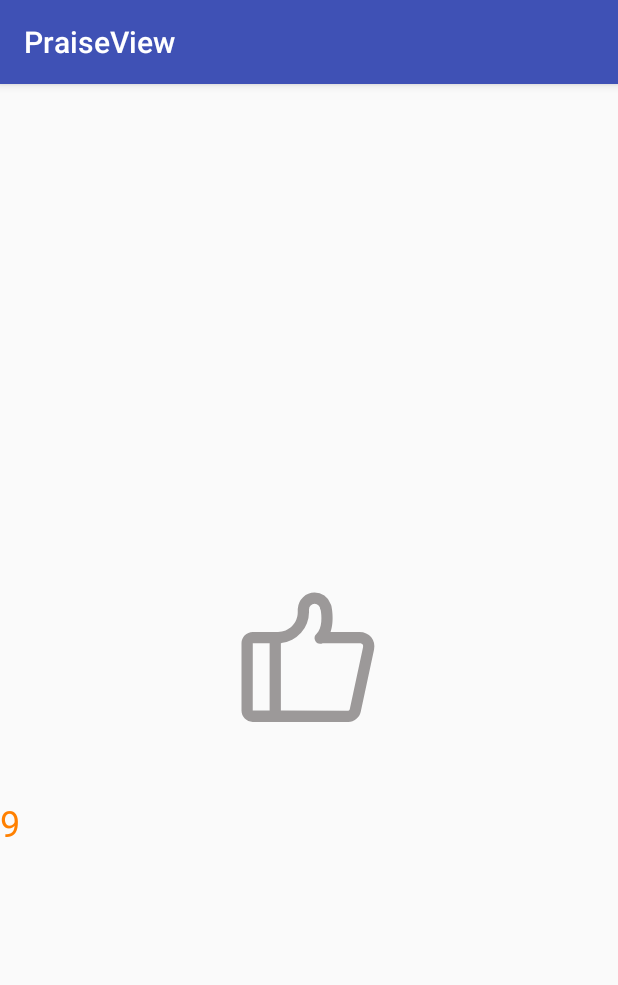
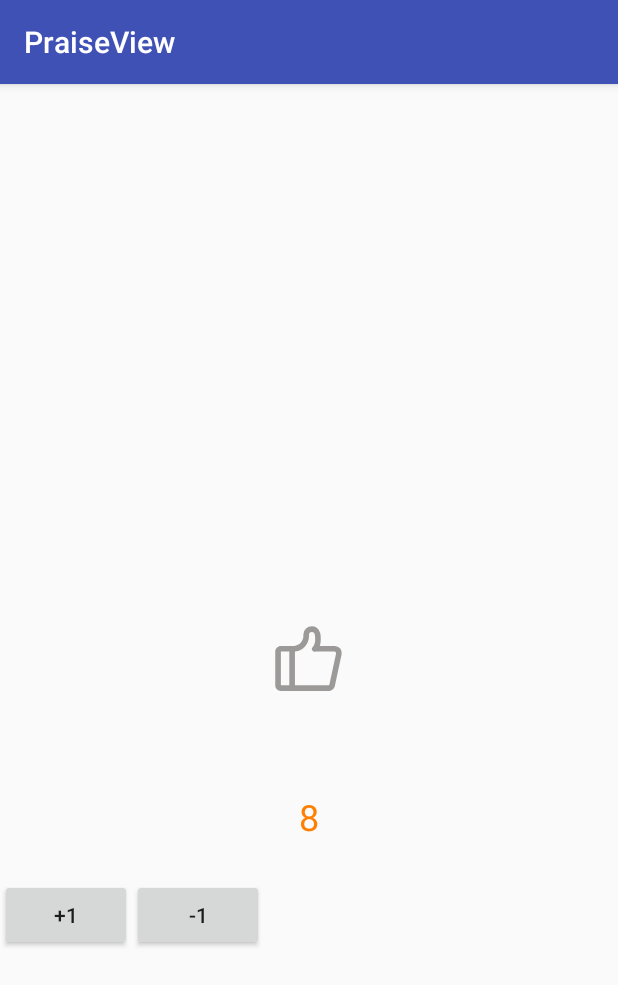
Before and after one commit to maohuiApp/PraiseView, an Android app: the screen it shows after launch (MainActivity), on a phone screen of 412 x 824 dp. Shown: the top 985 px of the screen. Run offline under Robolectric (Android 15) with nearby library versions, the phone set to English and light mode, and no system bars.

Commit message:
* 修正praise的线段的strokeWidth;   初步实现record

```diff
--- a/app/src/main/java/com/moly/hooyee/praiseview/MainActivity.java
+++ b/app/src/main/java/com/moly/hooyee/praiseview/MainActivity.java
@@ -5,9 +5,11 @@ import android.os.Bundle;
 import android.view.View;
 
 import com.moly.hooyee.praise.PraiseView;
+import com.moly.hooyee.praise.RecordView;
 
 public class MainActivity extends AppCompatActivity {
     private PraiseView mPraiseView;
+    private RecordView mRecordView;
 
     @Override
     protected void onCreate(Bundle savedInstanceState) {
@@ -15,6 +17,28 @@ public class MainActivity extends AppCompatActivity {
         setContentView(R.layout.activity_main);
 
         mPraiseView = (PraiseView) findViewById(R.id.pv_praise);
+
+        mRecordView = (RecordView) findViewById(R.id.rv_record);
+        mRecordView.setOnClickListener(new View.OnClickListener() {
+            @Override
+            public void onClick(View v) {
+                mRecordView.addOne();
+            }
+        });
+
+        findViewById(R.id.bt_add).setOnClickListener(new View.OnClickListener() {
+            @Override
+            public void onClick(View v) {
+                mRecordView.addOne();
+            }
+        });
+
+        findViewById(R.id.bt_reduce).setOnClickListener(new View.OnClickListener() {
+            @Override
+            public void onClick(View v) {
+                mRecordView.reduceOne();
+            }
+        });
 //        mPraiseView.setOnClickListener(new View.OnClickListener() {
 //            @Override
 //            public void onClick(View v) {
--- a/app/src/main/res/layout/activity_main.xml
+++ b/app/src/main/res/layout/activity_main.xml
@@ -11,11 +11,32 @@
         android:id="@+id/pv_praise"
         android:clickable="true"
         android:focusable="true"
-        android:layout_width="200dp"
-        android:layout_height="200dp" />
+        android:layout_width="100dp"
+        android:layout_height="100dp" />
 
     <com.moly.hooyee.praise.RecordView
+        android:id="@+id/rv_record"
+        android:clickable="true"
+        android:focusable="true"
+        android:layout_centerHorizontal="true"
         android:layout_below="@id/pv_praise"
         android:layout_width="wrap_content"
         android:layout_height="wrap_content" />
+
+    <LinearLayout
+        android:layout_below="@id/rv_record"
+        android:layout_width="wrap_content"
+        android:layout_height="wrap_content">
+        <Button
+            android:id="@+id/bt_add"
+            android:text="+1"
+            android:layout_width="wrap_content"
+            android:layout_height="wrap_content" />
+
+        <Button
+            android:id="@+id/bt_reduce"
+            android:text="-1"
+            android:layout_width="wrap_content"
+            android:layout_height="wrap_content" />
+    </LinearLayout>
 </RelativeLayout>
--- a/praise/src/main/java/com/moly/hooyee/praise/PraiseView.java
+++ b/praise/src/main/java/com/moly/hooyee/praise/PraiseView.java
@@ -130,7 +130,7 @@ public class PraiseView extends View {
                 break;
             // wrap_content
             case MeasureSpec.AT_MOST:
-                heightMeasureSpec = mDrawable.getIntrinsicHeight() + mDrawable.getIntrinsicHeight() / 4;
+                heightMeasureSpec = mDrawable.getIntrinsicHeight();
                 break;
             // 具体值或者match_parent
             case MeasureSpec.EXACTLY:
@@ -197,7 +197,7 @@ public class PraiseView extends View {
         if (drawLines == 1) {
             // 划线
             float flag = mPaint.getStrokeWidth();
-            float strokeWidth = Util.dip2px(getContext(), 10);
+            float strokeWidth = Util.dip2px(getContext(), Util.px2dip(getContext(), mDrawable.getBounds().width()/8));
             mPaint.setStrokeWidth(strokeWidth);
             for (int i = 0; i < mPointList.size(); i += 2) {
                 canvas.drawLines(new float[]{
--- a/praise/src/main/java/com/moly/hooyee/praise/RecordView.java
+++ b/praise/src/main/java/com/moly/hooyee/praise/RecordView.java
@@ -1,20 +1,34 @@
 package com.moly.hooyee.praise;
 
+import android.animation.ObjectAnimator;
 import android.content.Context;
 import android.graphics.Canvas;
 import android.graphics.Color;
 import android.graphics.Paint;
 import android.graphics.Rect;
+import android.os.Build;
 import android.support.annotation.Nullable;
+import android.support.annotation.RequiresApi;
 import android.util.AttributeSet;
 import android.view.View;
+import android.view.ViewTreeObserver;
 
 /**
  * Created by Hooyee on 2017/10/18.
  */
 
 public class RecordView extends View {
-    private String mNum = "9";
+    private static final byte REDUCE = -1;
+    private static final byte NONE = 0;
+    private static final byte ADD = 1;
+
+    private byte mStatus = NONE;
+
+    private int mTextHeight;
+    private int mCurrentNum;
+    private String mCurrentString = "8";
+    private String mNextString = "9";
+    private String mLastString = "7";
     private Paint mPaint;
 
     public RecordView(Context context) {
@@ -29,6 +43,15 @@ public class RecordView extends View {
         super(context, attrs, defStyleAttr);
 
         initPaint();
+
+        getViewTreeObserver().addOnGlobalLayoutListener(new ViewTreeObserver.OnGlobalLayoutListener() {
+            @RequiresApi(api = Build.VERSION_CODES.JELLY_BEAN)
+            @Override
+            public void onGlobalLayout() {
+                pointY = 2 * mTextHeight;
+                getViewTreeObserver().removeOnGlobalLayoutListener(this);
+            }
+        });
     }
 
     private void initPaint() {
@@ -53,7 +76,7 @@ public class RecordView extends View {
                 break;
             case MeasureSpec.AT_MOST:
 //                Rect rect = new Rect();
-                int width = (int) mPaint.measureText(mNum, 0, mNum.length());
+                int width = (int) mPaint.measureText(mCurrentString, 0, mCurrentString.length());
                 widthMeasureSpec = width;
                 break;
             case MeasureSpec.EXACTLY:
@@ -67,8 +90,9 @@ public class RecordView extends View {
                 break;
             case MeasureSpec.AT_MOST:
                 Rect rect = new Rect();
-                mPaint.getTextBounds(mNum, 0, mNum.length(), rect);
-                heightMeasureSpec = rect.height();
+                mPaint.getTextBounds(mCurrentString, 0, mCurrentString.length(), rect);
+                mTextHeight = (int) (rect.height() + mPaint.getFontSpacing() / 2);
+                heightMeasureSpec = (mTextHeight * 3);
                 break;
             case MeasureSpec.EXACTLY:
                 heightMeasureSpec = heightSpecSize;
@@ -77,9 +101,44 @@ public class RecordView extends View {
         setMeasuredDimension(widthMeasureSpec, heightMeasureSpec);
     }
 
+    public void addOne() {
+        mCurrentNum++;
+        mStatus = ADD;
+
+        ObjectAnimator animator = ObjectAnimator.ofFloat(this, "pointY", 2 * mTextHeight, mTextHeight);
+        animator.start();
+    }
+
+    public void reduceOne() {
+        mCurrentNum--;
+        mStatus = REDUCE;
+
+        ObjectAnimator animator = ObjectAnimator.ofFloat(this, "pointY", mTextHeight, 2 * mTextHeight);
+        animator.start();
+    }
+
+    private float pointY;
+
+    public float getPointY() {
+        return pointY;
+    }
+
+    public void setPointY(float pointY) {
+        this.pointY = pointY;
+        invalidate();
+    }
+
     @Override
     protected void onDraw(Canvas canvas) {
         super.onDraw(canvas);
-        canvas.drawText(mNum, 0, getHeight(), mPaint);
+        if (mStatus == NONE) {
+            canvas.drawText(mCurrentString, 0, pointY, mPaint);
+        } else if (mStatus == ADD) {
+            canvas.drawText(mCurrentString, 0, pointY, mPaint);
+            canvas.drawText(mNextString, 0, mTextHeight + pointY, mPaint);
+        } else if (mStatus == REDUCE) {
+            canvas.drawText(mCurrentString, 0, mTextHeight + pointY, mPaint);
+            canvas.drawText(mLastString, 0, pointY, mPaint);
+        }
     }
 }
```
Also changed, not shown: praise/src/main/res/drawable/ic_thumbs_up.xml (deleted, +0 -9 lines), praise/src/main/res/drawable/a.png (deleted).
